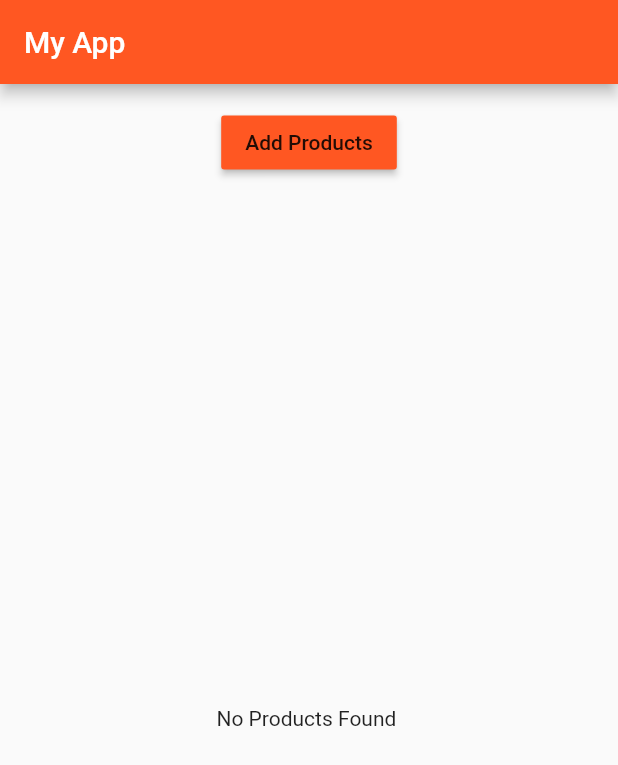
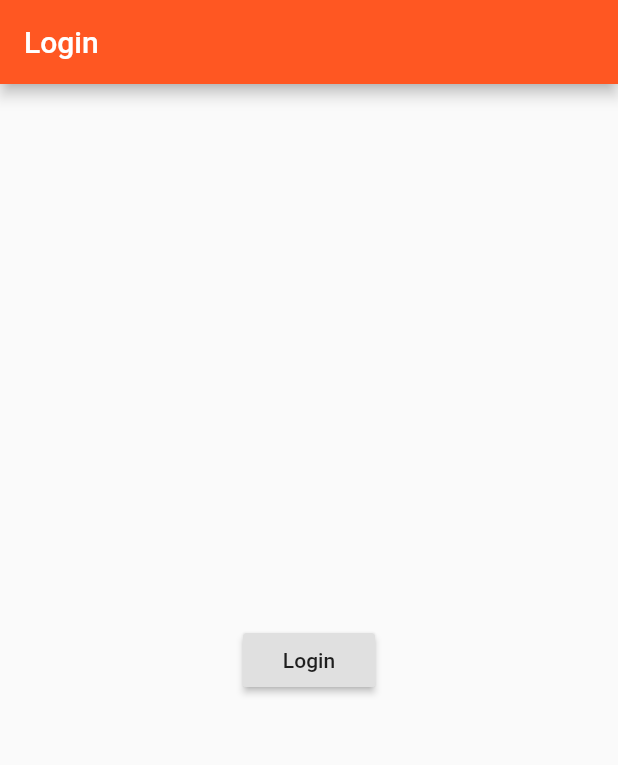
Before and after one commit to TasnuvaOshin/Flutter_Project_with_widgets, a Flutter app: the screen it shows after launch, on a phone screen of 412 x 824 dp. Shown: the top 765 px of the screen. Run offline on Flutter 3.47's test engine with Material 2 defaults, Android fonts, the phone set to English and light mode, and no system bars.

```diff
--- a/lib/main.dart
+++ b/lib/main.dart
@@ -1,7 +1,7 @@
 import 'package:flutter/material.dart';
 
 
-import 'pages/home.dart';
+import 'pages/auth.dart';
 
 // import 'package:flutter/rendering.dart';
 
@@ -19,7 +19,7 @@ class MyApp extends StatelessWidget {
       theme: ThemeData(
         primarySwatch: Colors.deepOrange,
       ),
-      home: HomePage(),
+      home: AuthPage(),
     );
   }
 }
--- /dev/null
+++ b/lib/pages/auth.dart
@@ -0,0 +1,26 @@
+import 'package:flutter/material.dart';
+import 'package:flutter_dart/pages/product.dart';
+
+import './products.dart';
+class AuthPage extends StatelessWidget {
+  @override
+  Widget build(BuildContext context) {
+    return Scaffold(
+      appBar: AppBar(
+
+        title: Text('Login'),
+      ),
+
+      body: Center(
+
+        child: RaisedButton(
+
+          child: Text('Login'),
+          onPressed: (){
+      Navigator.pushReplacement(context, MaterialPageRoute(builder: (BuildContext context)=> ProductsPage()),);
+          },
+        ),
+      ),
+    );
+  }
+}
--- a/lib/pages/home.dart
+++ /dev/null
@@ -1,23 +0,0 @@
-import 'package:flutter/material.dart';
-
-import '../product_manager.dart';
-
-class HomePage extends StatelessWidget {
-  @override
-  Widget build(BuildContext context) {
-    return Scaffold(
-      appBar: AppBar(
-        title: Text('My App'),
-      ),
-
-//this is for new feature
-      body: ProdcutManager({'title': 'chocolate', 'image': 'assets/img.jpg'}),
-    );
-  }
-}
-
-/*
-
-asas
-asas
- */
```
Also changed, not shown: lib/pages/manageproduct.dart (added, +23 -0 lines), lib/pages/product.dart (+10 -1 lines), lib/pages/products.dart (added, +57 -0 lines).
